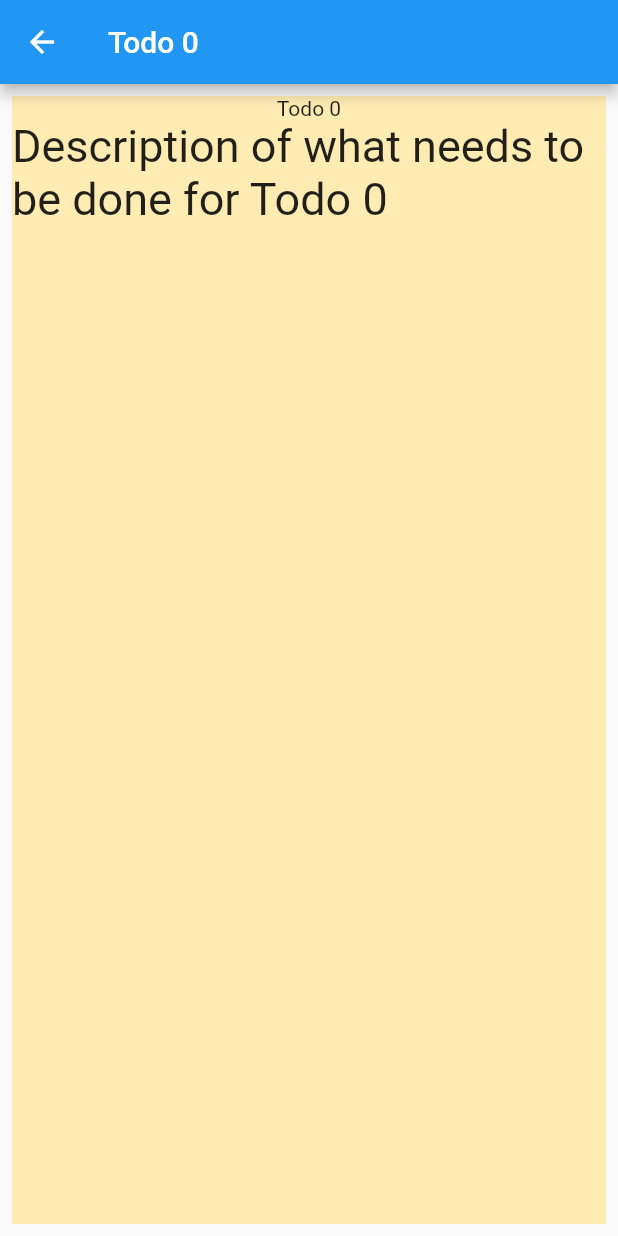
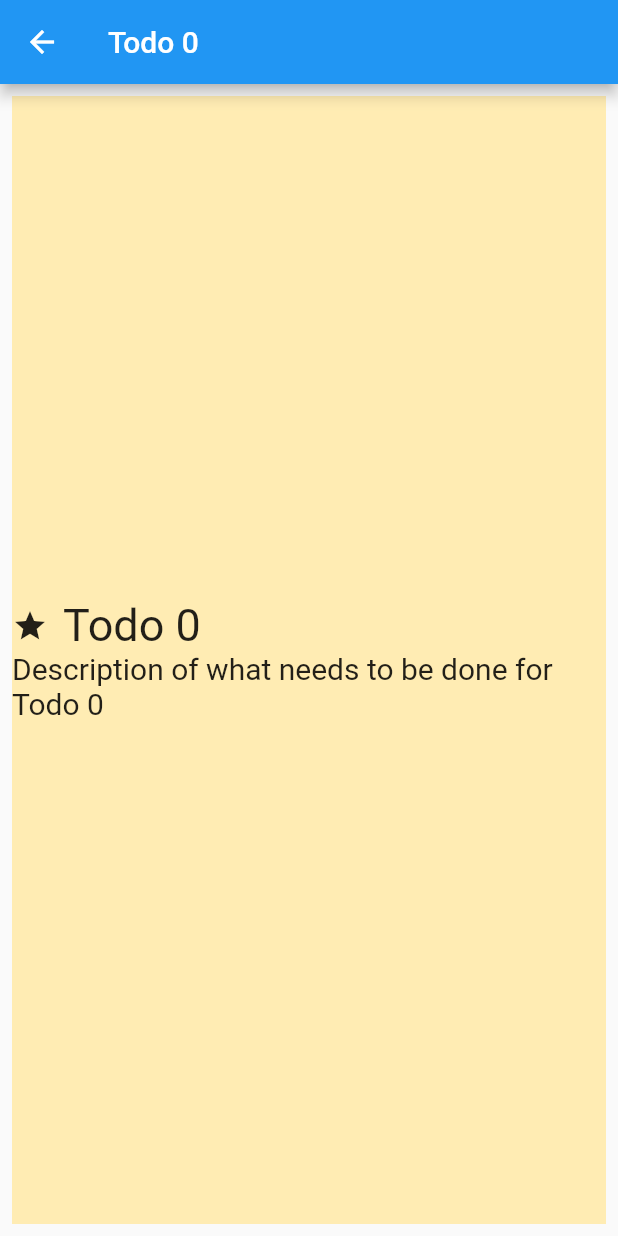
Before and after one commit to basjavabas/todo_app, a Flutter app: the screen it shows after launch, after a tap on an icon or button, on a phone screen of 412 x 824 dp. Run offline on Flutter 3.47's test engine with Material 2 defaults, Android fonts, the phone set to English and light mode, and no system bars.

Commit message:
details screen fixed

```diff
--- a/lib/todo_details_screen.dart
+++ b/lib/todo_details_screen.dart
@@ -16,11 +16,21 @@ class TodoDetailsScreen extends StatelessWidget {
           color: Colors.amber[100],
           child: Center(
               child: Column(
+            mainAxisAlignment: MainAxisAlignment.center,
             children: [
-              Text(mytodo.title),
+              Row(
+                children: [
+                  Icon(Icons.star),
+                  SizedBox(width: 10),
+                  Text(
+                    mytodo.title,
+                    style: TextStyle(fontSize: 30),
+                  ),
+                ],
+              ),
               Text(
                 mytodo.description,
-                style: TextStyle(fontSize: 30),
+                style: TextStyle(fontSize: 20),
               ),
             ],
           )),
```
